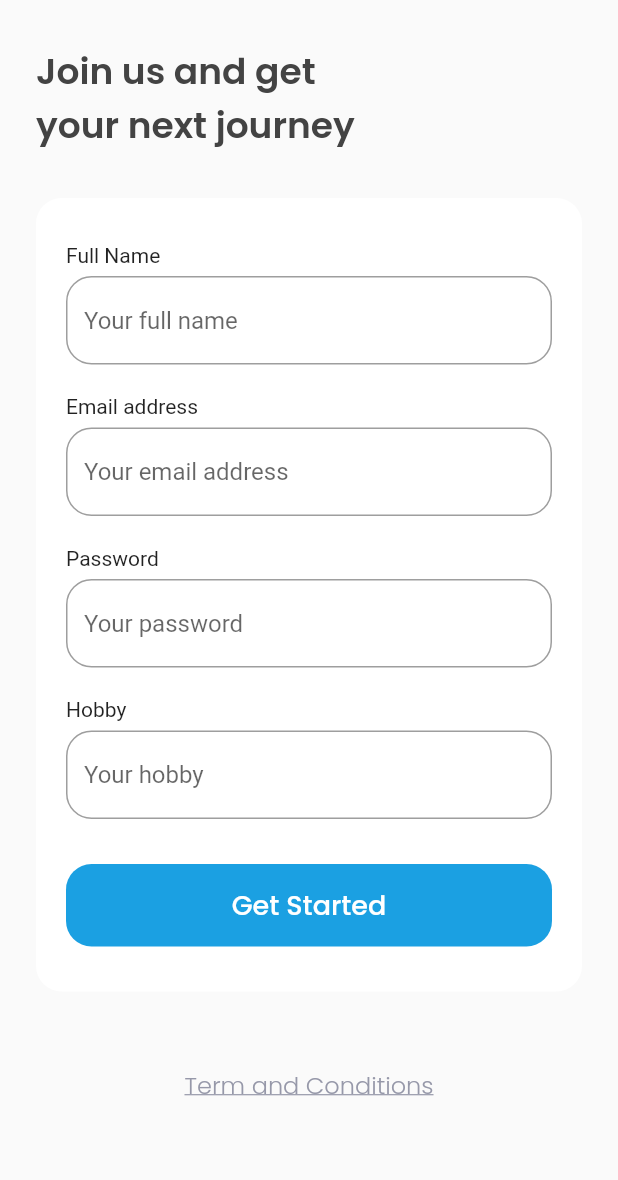
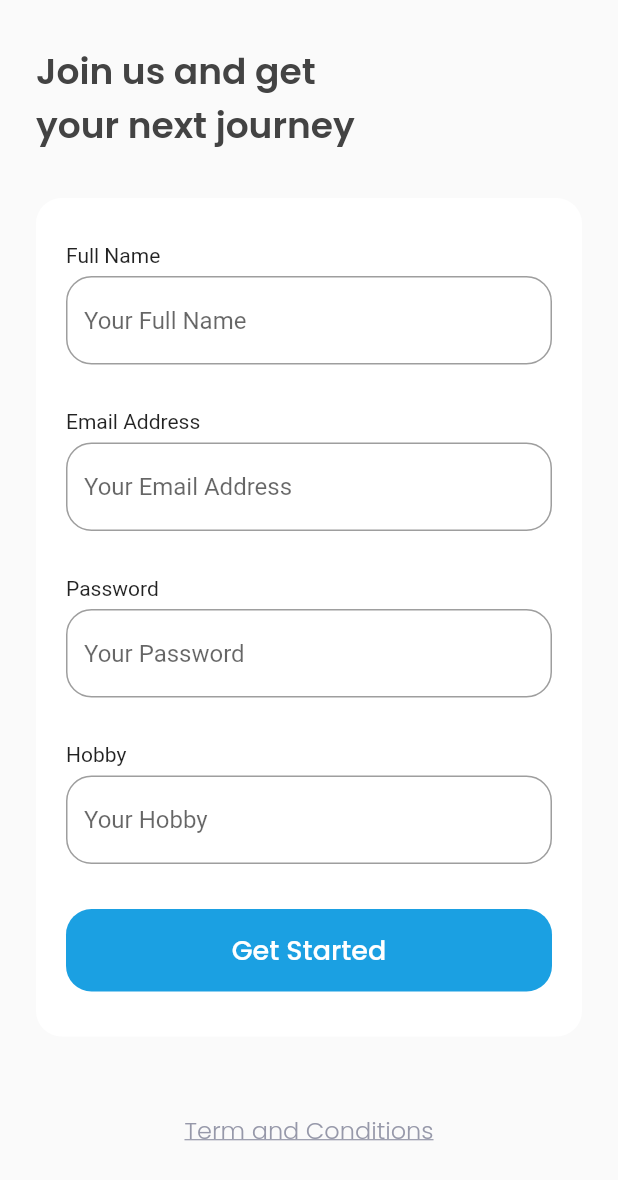
Before and after one commit to muh-hidayaat/travelby-app, a Flutter app: the screen it shows after launch, after a tap on "Get Started", on a phone screen of 412 x 824 dp. Shown: the top 1180 px of the screen. Run offline on Flutter 3.47's test engine with Material 2 defaults, Android fonts, the light colour scheme and no system bars; our stand-ins replace google_fonts.

Commit message:
feat: custom widget && nav button home page

```diff
--- a/lib/main.dart
+++ b/lib/main.dart
@@ -1,5 +1,6 @@
 import 'package:flutter/material.dart';
 import 'package:travelby_app/ui/pages/get_started_page.dart';
+import 'package:travelby_app/ui/pages/home_page.dart';
 import 'package:travelby_app/ui/pages/signup_page.dart';
 import 'package:travelby_app/ui/pages/splash_page.dart';
 
@@ -21,6 +22,7 @@ class MyApp extends StatelessWidget {
         '/get-started': (context) => const GetStartedPage(),
         '/signup': (context) => const SignupPage(),
         '/bonus': (context) => const BonusPage(),
+        '/home': (context) => const HomePage(),
       },
     );
   }
--- a/lib/shared/assets.dart
+++ b/lib/shared/assets.dart
@@ -3,4 +3,8 @@ class AppAsset {
   static const profile = 'assets/image_profile.png';
   static const getStarted = 'assets/image_get_started.png';
   static const bonusCard = 'assets/image_card.png';
+  static const iconHome = 'assets/icon_home.png';
+  static const iconBooking = 'assets/icon_booking.png';
+  static const iconCard = 'assets/icon_card.png';
+  static const iconSettings = 'assets/icon_settings.png';
 }
--- a/lib/shared/theme.dart
+++ b/lib/shared/theme.dart
@@ -12,6 +12,7 @@ const Color kGreenColor = Color(0xff0EC3AE);
 const Color kRedColor = Color(0xffEB70A5);
 const Color kBackgroundColor = Color(0xffFAFAFA);
 const Color kInactiveColor = Color(0xffB8DCEE);
+const Color kTransparentColor = Colors.transparent;
 
 TextStyle blackTextStyle = GoogleFonts.poppins(
   color: kBlackColor,
--- a/lib/ui/pages/get_started_page.dart
+++ b/lib/ui/pages/get_started_page.dart
@@ -1,6 +1,7 @@
 import 'package:flutter/material.dart';
 import 'package:travelby_app/shared/assets.dart';
 import 'package:travelby_app/shared/theme.dart';
+import 'package:travelby_app/ui/widgets/custom_button.dart';
 
 class GetStartedPage extends StatelessWidget {
   const GetStartedPage({super.key});
@@ -38,32 +39,14 @@ class GetStartedPage extends StatelessWidget {
                     fontWeight: light,
                   ),
                 ),
-                Container(
+                CustomButton(
+                  title: 'Get Started',
                   width: 220,
-                  height: 55,
-                  margin: const EdgeInsets.only(
-                    top: 50,
-                    bottom: 80,
-                  ),
-                  child: TextButton(
-                    onPressed: () {
-                      Navigator.pushNamed(context, '/signup');
-                    },
-                    style: TextButton.styleFrom(
-                      backgroundColor: kPrimaryColor,
-                      shape: RoundedRectangleBorder(
-                        borderRadius: BorderRadius.circular(defaultRadius),
-                      ),
-                    ),
-                    child: Text(
-                      'Get Started',
-                      style: whiteTextStyle.copyWith(
-                        fontSize: 18,
-                        fontWeight: medium,
-                      ),
-                    ),
-                  ),
-                )
+                  margin: EdgeInsets.only(top: 50, bottom: 80),
+                  onPressed: () {
+                    Navigator.pushNamed(context, '/signup');
+                  },
+                ),
               ],
             ),
           )
--- a/lib/ui/pages/signup_page.dart
+++ b/lib/ui/pages/signup_page.dart
@@ -1,5 +1,7 @@
 import 'package:flutter/material.dart';
 import 'package:travelby_app/shared/theme.dart';
+import 'package:travelby_app/ui/widgets/custom_button.dart';
+import 'package:travelby_app/ui/widgets/custom_text_form_field.dart';
 
 class SignupPage extends StatelessWidget {
   const SignupPage({super.key});
@@ -21,144 +23,34 @@ class SignupPage extends StatelessWidget {
 
     Widget inputSection() {
       Widget nameInput() {
-        return Container(
-          margin: const EdgeInsets.only(bottom: 20),
-          child: Column(
-            crossAxisAlignment: CrossAxisAlignment.start,
-            children: [
-              const Text(
-                'Full Name',
-              ),
-              const SizedBox(height: 6),
-              TextFormField(
-                cursorColor: kBlackColor,
-                decoration: InputDecoration(
-                  hintText: 'Your full name',
-                  border: OutlineInputBorder(
-                    borderRadius: BorderRadius.circular(defaultRadius),
-                    borderSide: const BorderSide(color: kInactiveColor),
-                  ),
-                  focusedBorder: OutlineInputBorder(
-                    borderRadius: BorderRadius.circular(defaultRadius),
-                    borderSide: const BorderSide(color: kPrimaryColor),
-                  ),
-                ),
-              )
-            ],
-          ),
-        );
+        return const CustomTextFormField(
+            title: 'Full Name', hintText: 'Your Full Name');
       }
 
       Widget emailInput() {
-        return Container(
-          margin: const EdgeInsets.only(bottom: 20),
-          child: Column(
-            crossAxisAlignment: CrossAxisAlignment.start,
-            children: [
-              const Text(
-                'Email address',
-              ),
-              const SizedBox(height: 6),
-              TextFormField(
-                cursorColor: kBlackColor,
-                decoration: InputDecoration(
-                  hintText: 'Your email address',
-                  border: OutlineInputBorder(
-                    borderRadius: BorderRadius.circular(defaultRadius),
-                    borderSide: const BorderSide(color: kInactiveColor),
-                  ),
-                  focusedBorder: OutlineInputBorder(
-                    borderRadius: BorderRadius.circular(defaultRadius),
-                    borderSide: const BorderSide(color: kPrimaryColor),
-                  ),
-                ),
-              )
-            ],
-          ),
-        );
+        return const CustomTextFormField(
+            title: 'Email Address', hintText: 'Your Email Address');
       }
 
       Widget passwordInput() {
-        return Container(
-          margin: const EdgeInsets.only(bottom: 20),
-          child: Column(
-            crossAxisAlignment: CrossAxisAlignment.start,
-            children: [
-              const Text(
-                'Password',
-              ),
-              const SizedBox(height: 6),
-              TextFormField(
-                cursorColor: kBlackColor,
-                obscureText: true,
-                decoration: InputDecoration(
-                  hintText: 'Your password',
-                  border: OutlineInputBorder(
-                    borderRadius: BorderRadius.circular(defaultRadius),
-                    borderSide: const BorderSide(color: kInactiveColor),
-                  ),
-                  focusedBorder: OutlineInputBorder(
-                    borderRadius: BorderRadius.circular(defaultRadius),
-                    borderSide: const BorderSide(color: kPrimaryColor),
-                  ),
-                ),
-              )
-            ],
-          ),
+        return const CustomTextFormField(
+          title: 'Password',
+          hintText: 'Your Password',
+          obSecureText: true,
         );
       }
 
       Widget hobbyInput() {
-        return Container(
-          margin: const EdgeInsets.only(bottom: 30),
-          child: Column(
-            crossAxisAlignment: CrossAxisAlignment.start,
-            children: [
-              const Text(
-                'Hobby',
-              ),
-              const SizedBox(height: 6),
-              TextFormField(
-                cursorColor: kBlackColor,
-                decoration: InputDecoration(
-                  hintText: 'Your hobby',
-                  border: OutlineInputBorder(
-                    borderRadius: BorderRadius.circular(defaultRadius),
-                    borderSide: const BorderSide(color: kInactiveColor),
-                  ),
-                  focusedBorder: OutlineInputBorder(
-                    borderRadius: BorderRadius.circular(defaultRadius),
-                    borderSide: const BorderSide(color: kPrimaryColor),
-                  ),
-                ),
-              )
-            ],
-          ),
-        );
+        return const CustomTextFormField(
+            title: 'Hobby', hintText: 'Your Hobby');
       }
 
       Widget submitButton() {
-        return SizedBox(
-          width: double.infinity,
-          height: 55,
-          child: TextButton(
-            onPressed: () {
-              Navigator.pushNamed(context, '/bonus');
-            },
-            style: TextButton.styleFrom(
-              backgroundColor: kPrimaryColor,
-              shape: RoundedRectangleBorder(
-                borderRadius: BorderRadius.circular(defaultRadius),
-              ),
-            ),
-            child: Text(
-              'Get Started',
-              style: whiteTextStyle.copyWith(
-                fontSize: 18,
-                fontWeight: medium,
-              ),
-            ),
-          ),
+        return CustomButton(
+          title: 'Get Started',
+          onPressed: () {
+            Navigator.pushNamed(context, '/bonus');
+          },
         );
       }
 
--- /dev/null
+++ b/lib/ui/widgets/custom_button.dart
@@ -0,0 +1,43 @@
+import 'package:flutter/material.dart';
+
+import '../../shared/theme.dart';
+
+class CustomButton extends StatelessWidget {
+  final String title;
+  final double width;
+  final Function() onPressed;
+  final EdgeInsets margin;
+
+  const CustomButton({
+    super.key,
+    required this.title,
+    this.width = double.infinity,
+    required this.onPressed,
+    this.margin = EdgeInsets.zero,
+  });
+
+  @override
+  Widget build(BuildContext context) {
+    return Container(
+      width: width,
+      height: 55,
+      margin: margin,
+      child: TextButton(
+        onPressed: onPressed,
+        style: TextButton.styleFrom(
+          backgroundColor: kPrimaryColor,
+          shape: RoundedRectangleBorder(
+            borderRadius: BorderRadius.circular(defaultRadius),
+          ),
+        ),
+        child: Text(
+          title,
+          style: whiteTextStyle.copyWith(
+            fontSize: 18,
+            fontWeight: medium,
+          ),
+        ),
+      ),
+    );
+  }
+}
--- /dev/null
+++ b/lib/ui/widgets/custom_text_form_field.dart
@@ -0,0 +1,46 @@
+import 'package:flutter/material.dart';
+
+import '../../shared/theme.dart';
+
+class CustomTextFormField extends StatelessWidget {
+  final String title;
+  final String hintText;
+  final bool obSecureText;
+  const CustomTextFormField({
+    super.key,
+    required this.title,
+    required this.hintText,
+    this.obSecureText = false,
+  });
+
+  @override
+  Widget build(BuildContext context) {
+    return Container(
+      margin: const EdgeInsets.only(bottom: 30),
+      child: Column(
+        crossAxisAlignment: CrossAxisAlignment.start,
+        children: [
+          Text(
+            title,
+          ),
+          const SizedBox(height: 6),
+          TextFormField(
+            cursorColor: kBlackColor,
+            obscureText: obSecureText,
+            decoration: InputDecoration(
+              hintText: hintText,
+              border: OutlineInputBorder(
+                borderRadius: BorderRadius.circular(defaultRadius),
+                borderSide: const BorderSide(color: kInactiveColor),
+              ),
+              focusedBorder: OutlineInputBorder(
+                borderRadius: BorderRadius.circular(defaultRadius),
+                borderSide: const BorderSide(color: kPrimaryColor),
+              ),
+            ),
+          )
+        ],
+      ),
+    );
+  }
+}
```
Also changed, not shown: lib/ui/pages/bonus_page.dart (+6 -18 lines), lib/ui/pages/home_page.dart (added, +57 -0 lines), lib/ui/widgets/custom_button_navigation_item.dart (added, +39 -0 lines), assets/icon_home.png, 1 other file.
